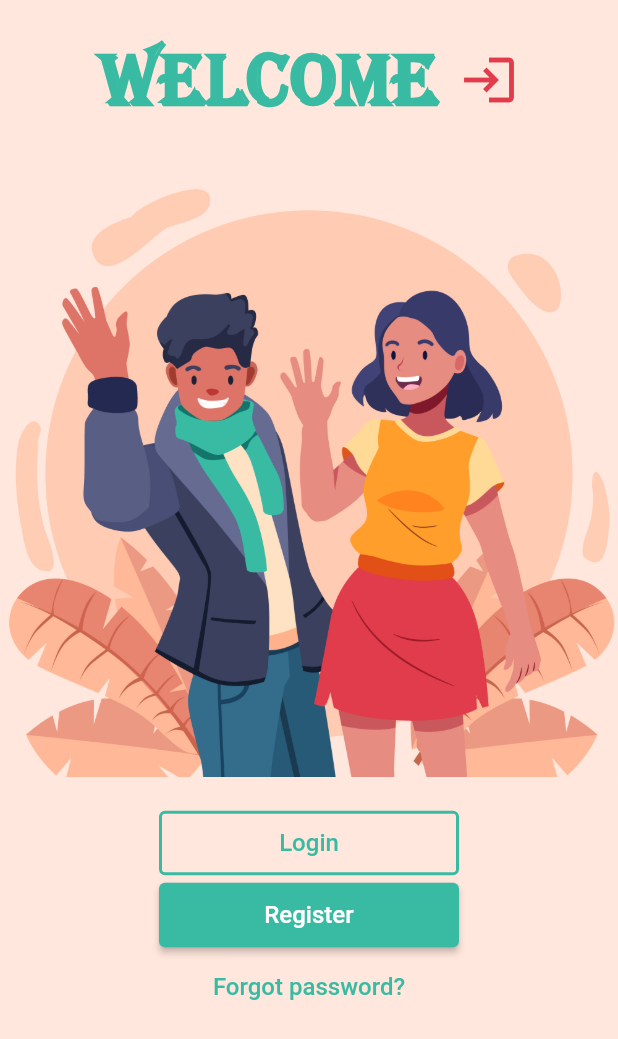
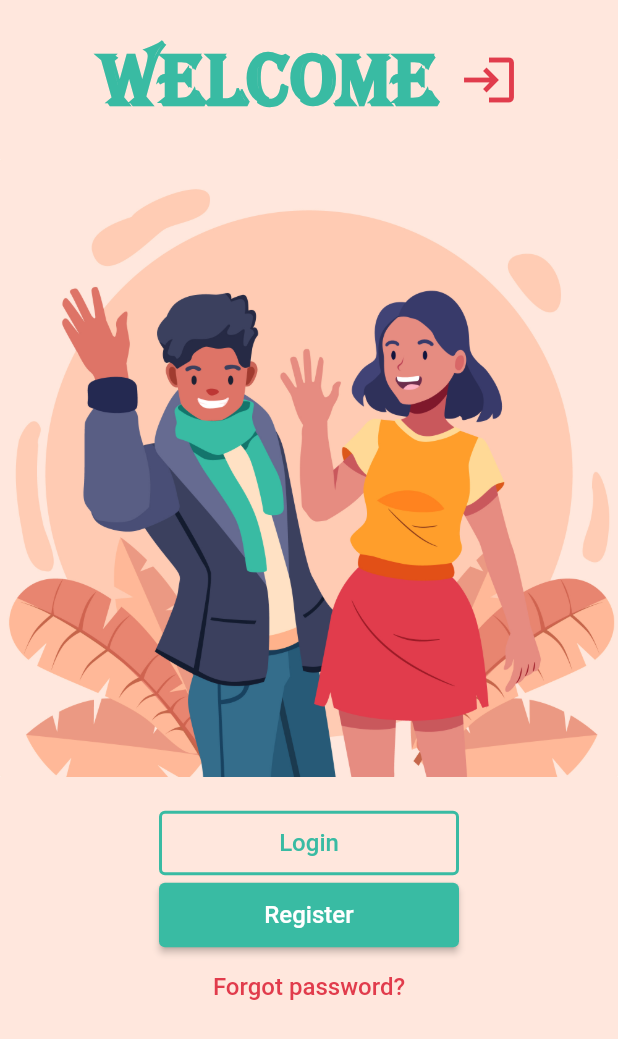
Before and after one commit to amirrajabzadeh/flutter_blog, a Flutter app: the screen it shows after launch, on a phone screen of 412 x 824 dp. Shown: the top 1039 px of the screen. Run offline on Flutter 3.47's test engine with Material 2 defaults, Android fonts, the phone set to English and light mode, and no system bars.

```diff
--- a/lib/login_page.dart
+++ b/lib/login_page.dart
@@ -82,7 +82,7 @@ class LoginPage extends StatelessWidget {
               ),
               TextButton(
                 style: TextButton.styleFrom(
-                  foregroundColor: Color.fromARGB(255, 57, 187, 163),
+                  foregroundColor: Color.fromARGB(255, 225, 60, 76),
                 ),
                 onPressed: () {
                   navigateToPage(context, ForgotPasswordPage());
```
Also changed, not shown: lib/blog_page.dart (+13 -3 lines), images/b.jpg (added), images/c.jpg (added), images/d.jpg (added), images/e.jpg (added), images/l.jpg (added).
